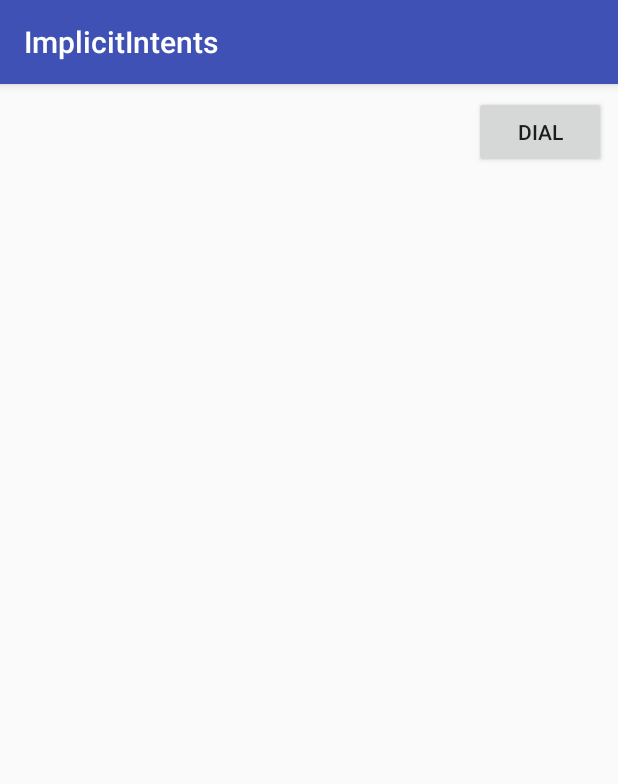
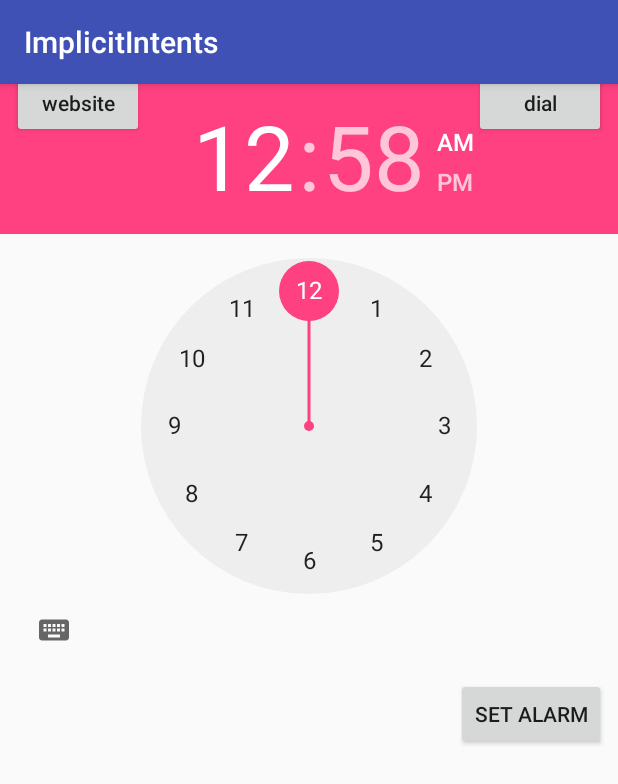
Before and after one commit to hagaizamir/ImplicitIntents, an Android app: the screen it shows after launch (MainActivity), on a phone screen of 412 x 824 dp. Shown: the top 784 px of the screen. Run offline under Robolectric (Android 15) with nearby library versions, the phone set to English and light mode, and no system bars.

Commit message:
clock alarm

```diff
--- a/app/src/main/AndroidManifest.xml
+++ b/app/src/main/AndroidManifest.xml
@@ -1,6 +1,8 @@
 <?xml version="1.0" encoding="utf-8"?>
 <manifest xmlns:android="http://schemas.android.com/apk/res/android"
     package="hagai.edu.implicitintents">
+
+    <uses-permission android:name="com.android.alarm.permission.SET_ALARM"/>
 
     <application
         android:allowBackup="true"
--- a/app/src/main/res/layout/activity_main.xml
+++ b/app/src/main/res/layout/activity_main.xml
@@ -8,13 +8,49 @@
 
     <Button
         android:id="@+id/button"
+        android:textAllCaps="false"
         android:layout_width="wrap_content"
         android:layout_height="wrap_content"
         android:text="dial"
         android:onClick="dial"
         app:layout_constraintTop_toTopOf="parent"
+        android:layout_marginTop="32dp"
+        android:layout_marginRight="8dp"
+        app:layout_constraintRight_toRightOf="parent"
+        android:layout_marginBottom="8dp"
+        app:layout_constraintBottom_toTopOf="@+id/timePicker" />
+
+    <Button
+        android:id="@+id/button2"
+        android:layout_width="wrap_content"
+        android:layout_height="wrap_content"
+        android:layout_marginLeft="8dp"
+        android:layout_marginTop="32dp"
+        android:text="website"
+        android:onClick="website"
+        android:textAllCaps="false"
+        app:layout_constraintLeft_toLeftOf="parent"
+        app:layout_constraintTop_toTopOf="parent"
+        android:layout_marginBottom="8dp"
+        app:layout_constraintBottom_toTopOf="@+id/timePicker" />
+
+    <TimePicker
+        android:id="@+id/timePicker"
+        android:layout_width="wrap_content"
+        android:layout_height="wrap_content"
+        app:layout_constraintLeft_toLeftOf="parent"
+        app:layout_constraintRight_toRightOf="parent"
+        tools:layout_editor_absoluteY="98dp" />
+
+    <Button
+        android:id="@+id/button3"
+        android:layout_width="wrap_content"
+        android:layout_height="wrap_content"
+        android:layout_marginRight="8dp"
         android:layout_marginTop="8dp"
-        android:layout_marginRight="8dp"
-        app:layout_constraintRight_toRightOf="parent" />
+        android:text="Set Alarm"
+        android:onClick="setAlarm"
+        app:layout_constraintRight_toRightOf="parent"
+        app:layout_constraintTop_toBottomOf="@+id/timePicker" />
 
 </android.support.constraint.ConstraintLayout>
```
Also changed, not shown: app/src/main/java/hagai/edu/implicitintents/MainActivity.java (+38 -0 lines).
